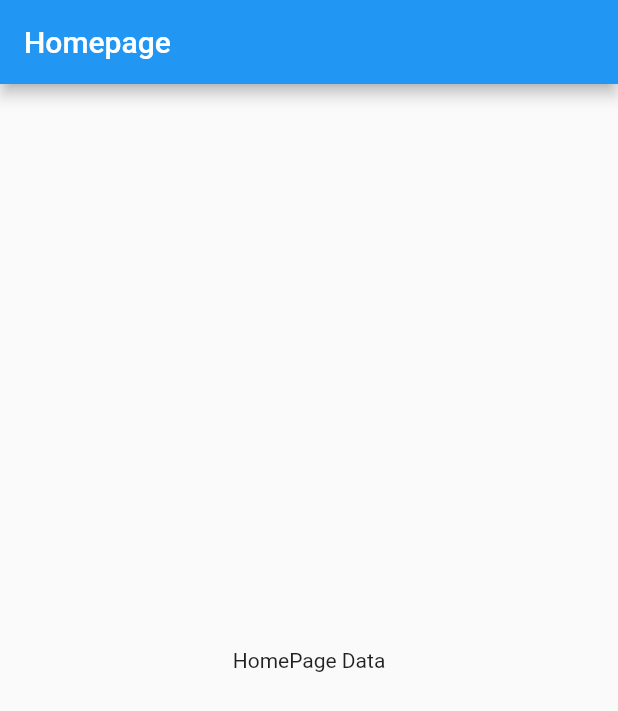
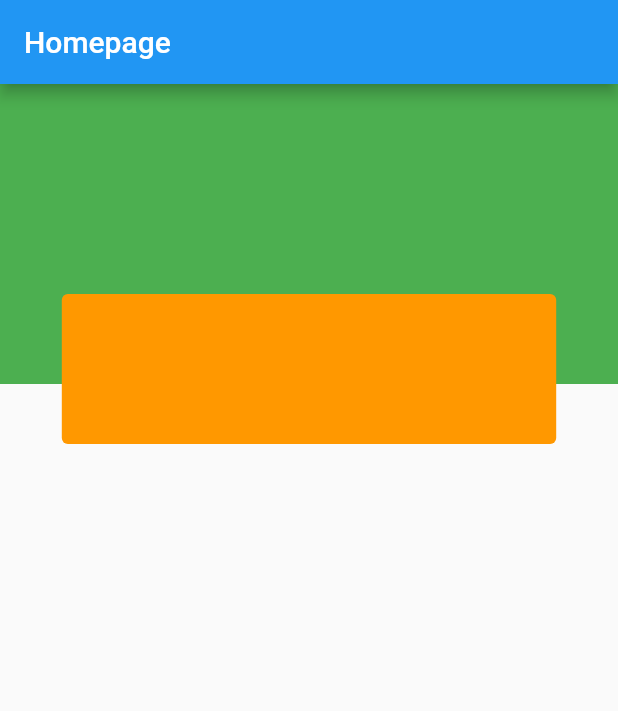
Before and after one commit to Prayash07/flutter_theme, a Flutter app: the screen it shows after launch, on a phone screen of 412 x 824 dp. Shown: the top 711 px of the screen. Run offline on Flutter 3.47's test engine with Material 2 defaults, Android fonts, the phone set to English and light mode, and no system bars.

Commit message:
color theme implementation

```diff
--- a/lib/features/homepage/presentation/pages/homepage_view.dart
+++ b/lib/features/homepage/presentation/pages/homepage_view.dart
@@ -1,17 +1,42 @@
 import 'package:flutter/material.dart';
+import 'package:flutter_theme/core/theme/custom_color_theme.dart';
 
 class HomePageView extends StatelessWidget {
   const HomePageView({super.key});
 
   @override
   Widget build(BuildContext context) {
+    final appColorTheme = Theme.of(context).extension<CustomColors>();
     return Scaffold(
-      appBar: AppBar(
-        title: const Text("Homepage"),
-      ),
-      body: const Center(
-        child: Text("HomePage Data"),
-      ),
-    );
+        appBar: AppBar(
+          title: const Text(
+            "Homepage",
+          ),
+        ),
+        body: Stack(
+          clipBehavior: Clip.none,
+          children: [
+            Container(
+              height: 200,
+              color: appColorTheme?.success,
+            ),
+            Positioned(
+              bottom: -40,
+              child: SizedBox(
+                width: MediaQuery.of(context).size.width,
+                child: Center(
+                  child: Container(
+                    height: 100,
+                    width: MediaQuery.of(context).size.width * .8,
+                    decoration: BoxDecoration(
+                      color: appColorTheme?.warning,
+                      borderRadius: BorderRadius.circular(4),
+                    ),
+                  ),
+                ),
+              ),
+            ),
+          ],
+        ));
   }
 }
```
